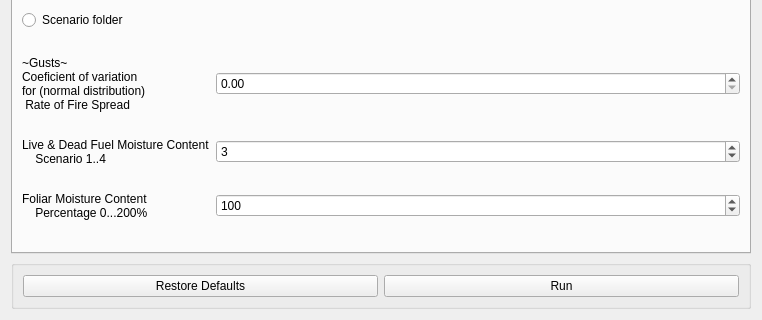
Before: the Qt Designer form fire2am_dialog_base.ui in fdobad/fire2am-kitral, drawn with Qt 5; both pictures show x 0 to 762 and y 298 to 618 of the 762 by 618 pixel window.
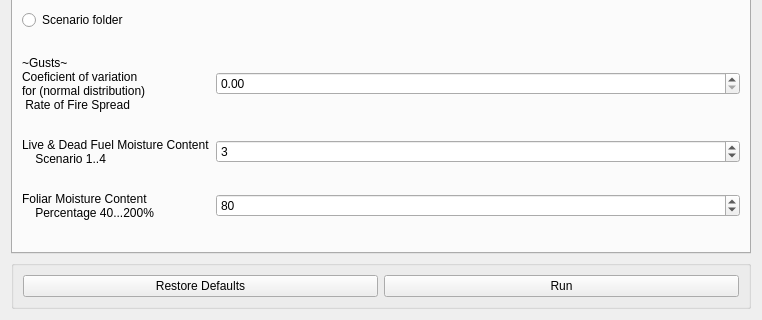
After: the same form once the commit is applied. The open tabs and pages were chosen to show the change. Custom widgets are drawn as their Qt base class.

Commit message: moisture content limits

Patch:
```diff
--- a/fire2am_dialog_base.ui
+++ b/fire2am_dialog_base.ui
@@ -381,7 +381,7 @@
         <widget class="QLabel" name="label_10">
          <property name="text">
           <string>Foliar Moisture Content
-    Percentage 0...200%</string>
+    Percentage 40...200%</string>
          </property>
         </widget>
        </item>
@@ -439,13 +439,13 @@
        <item row="7" column="1">
         <widget class="QSpinBox" name="spinBox_fmc">
          <property name="minimum">
-          <number>0</number>
+          <number>40</number>
          </property>
          <property name="maximum">
           <number>200</number>
          </property>
          <property name="value">
-          <number>100</number>
+          <number>80</number>
          </property>
         </widget>
        </item>
```
